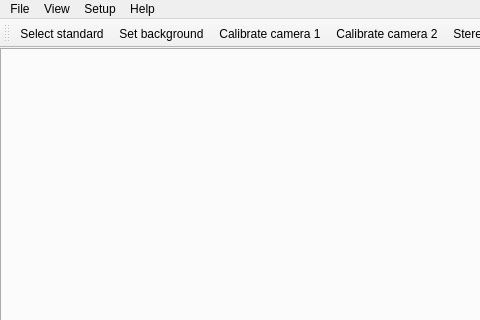
The window that mainwindow.ui (ryaninvents/PicoScan) describes before a commit, drawn with Qt 5; both pictures show x 0 to 480 and y 0 to 320 of the 707 by 455 pixel window.
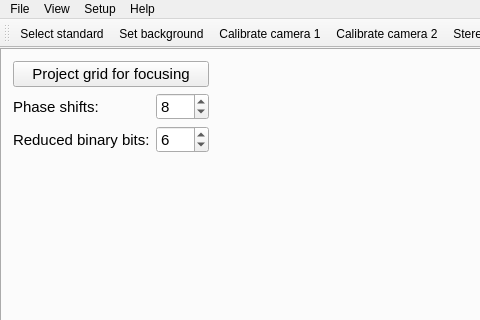
The same window after the commit. The open tabs and pages were chosen to show the change. Icons and pictures are not drawn. Custom widgets are drawn as their Qt base class.

What changed in the file:
```diff
--- a/mainwindow.ui
+++ b/mainwindow.ui
@@ -137,6 +137,78 @@
        <attribute name="title">
         <string>Parameters</string>
        </attribute>
+       <layout class="QGridLayout" name="gridLayout">
+        <item row="1" column="0">
+         <widget class="QLabel" name="label">
+          <property name="text">
+           <string>Phase shifts:</string>
+          </property>
+         </widget>
+        </item>
+        <item row="1" column="1">
+         <widget class="QSpinBox" name="numShifts">
+          <property name="minimum">
+           <number>4</number>
+          </property>
+          <property name="maximum">
+           <number>100</number>
+          </property>
+          <property name="value">
+           <number>8</number>
+          </property>
+         </widget>
+        </item>
+        <item row="2" column="0">
+         <widget class="QLabel" name="label_2">
+          <property name="text">
+           <string>Reduced binary bits:</string>
+          </property>
+         </widget>
+        </item>
+        <item row="2" column="1">
+         <widget class="QSpinBox" name="bottomBits">
+          <property name="maximum">
+           <number>10</number>
+          </property>
+          <property name="value">
+           <number>6</number>
+          </property>
+         </widget>
+        </item>
+        <item row="0" column="2" rowspan="3">
+         <spacer name="horizontalSpacer">
+          <property name="orientation">
+           <enum>Qt::Horizontal</enum>
+          </property>
+          <property name="sizeHint" stdset="0">
+           <size>
+            <width>40</width>
+            <height>20</height>
+           </size>
+          </property>
+         </spacer>
+        </item>
+        <item row="3" column="0" colspan="3">
+         <spacer name="verticalSpacer">
+          <property name="orientation">
+           <enum>Qt::Vertical</enum>
+          </property>
+          <property name="sizeHint" stdset="0">
+           <size>
+            <width>20</width>
+            <height>40</height>
+           </size>
+          </property>
+         </spacer>
+        </item>
+        <item row="0" column="0" colspan="2">
+         <widget class="QPushButton" name="pushButton">
+          <property name="text">
+           <string>Project grid for focusing</string>
+          </property>
+         </widget>
+        </item>
+       </layout>
       </widget>
       <widget class="QWidget" name="graphs">
        <attribute name="icon">
```
Left out of the diff: 36 changed lines with no effect on the pictures.
